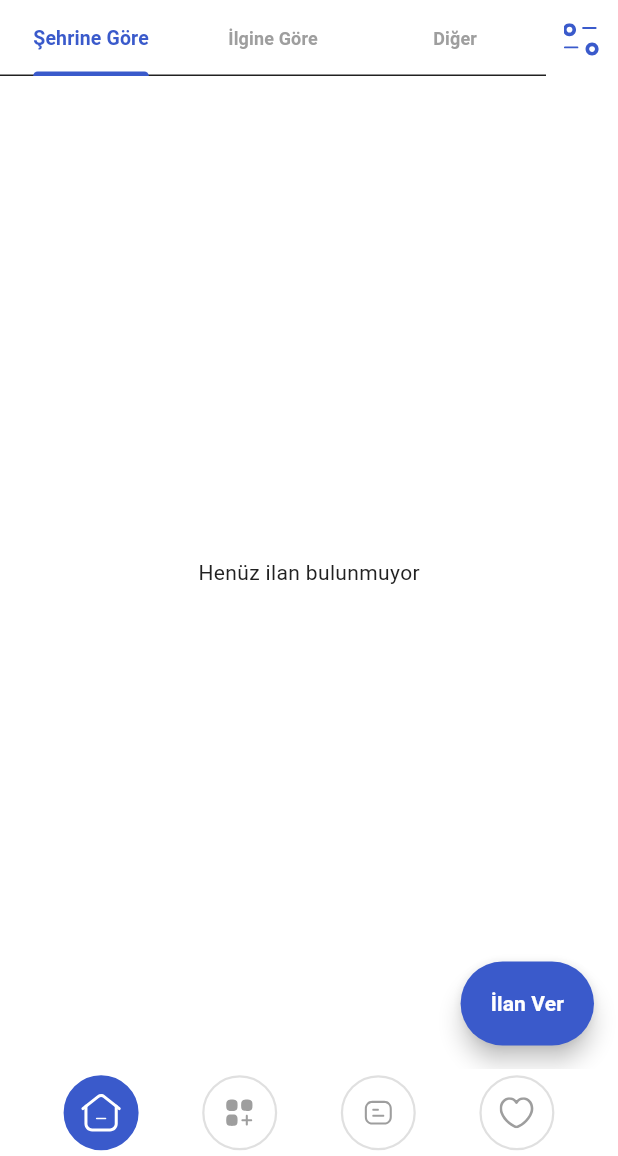
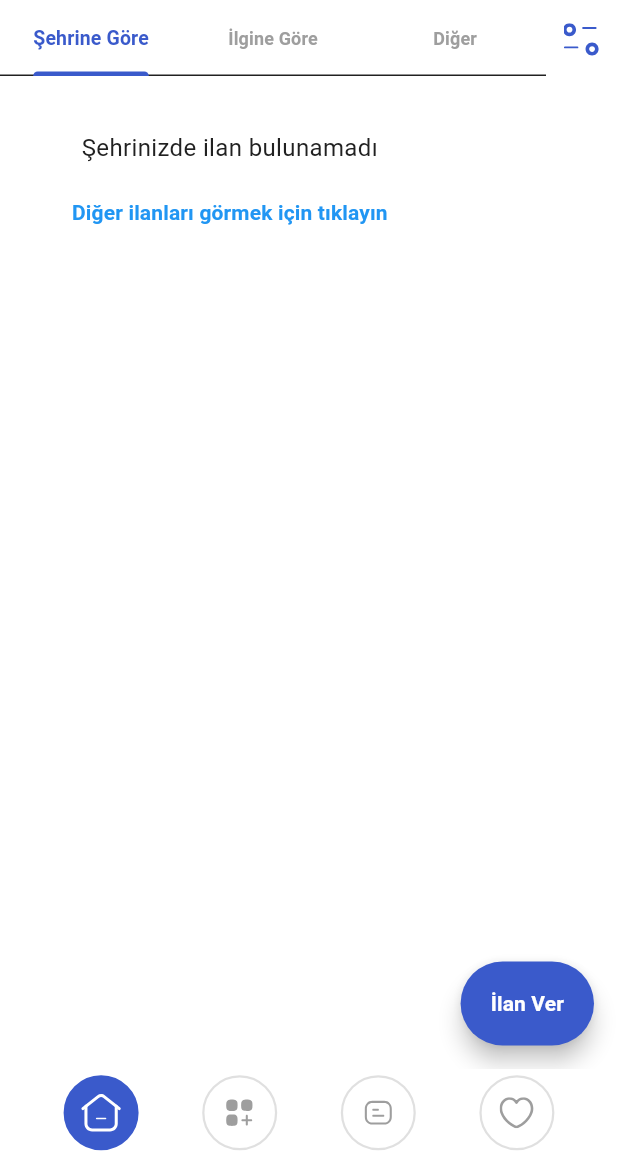
Before and after one commit to Alpaslandev/Palse, a Flutter app: the screen it shows once a user with an empty profile is signed in, on a phone screen of 412 x 824 dp, the part 80-1236 px from its top. Run offline on Flutter 3.47's test engine with Material 3 defaults, Android fonts, the phone set to English and light mode, and no system bars; our stand-ins replace cached_network_image, cloud_firestore, dio, firebase_auth, firebase_core, firebase_messaging and 9 more; missing offline and left inert: firebase_auth_platform_interface, purchases_flutter, purchases_ui_flutter; accounts and stored records are empty; statements that could not run were skipped.

Commit message:
Ev Sayfasında Boş Liste Durumu için Gelişmiş Kullanıcı Deneyimi
- Lokalizasyon dosyalarına yeni boş liste durumu çeviri anahtarları ekle
- HomeView'da şehre ve ilgi alanlarına göre özel boş liste mesajları göster
- HomeViewModel'de diğer sekmeye yönlendirme için yeni bir flag ekle
- Kullanıcıya boş liste durumunda daha bilgilendirici ve yönlendirici bir arayüz sağla
- Farklı sekmelerdeki boş liste senaryolarını daha detaylı işle

```diff
--- a/lib/core/localization/lang/en.dart
+++ b/lib/core/localization/lang/en.dart
@@ -38,11 +38,13 @@ const Map<String, String> en = {
   'explore': 'Explore',
   'messages': 'Messages',
   'profile': 'Profile',
-  'city_based': 'By City',
-  'interest_based': 'By Interest',
+  'city_based': 'City Based',
+  'interest_based': 'Interest Based',
   'other': 'Other',
   'favorites': 'Favorites',
   'no_listings_yet': 'No listings yet',
+  'no_listings_in_your_city': 'No listings in your city',
+  'no_listings_in_your_interests': 'No listings in your interests',
   'no_more_listings_in_category': 'No more listings in this category.',
   'click_to_see_other_listings': 'Click to see other listings',
   'create_listing': 'Create Listing',
--- a/lib/core/localization/lang/tr.dart
+++ b/lib/core/localization/lang/tr.dart
@@ -43,6 +43,8 @@ const Map<String, String> tr = {
   'other': 'Diğer',
   'favorites': 'Favoriler',
   'no_listings_yet': 'Henüz ilan bulunmuyor',
+  'no_listings_in_your_city': 'Şehrinizde ilan bulunamadı',
+  'no_listings_in_your_interests': 'İlgi alanlarınızda ilan bulunamadı',
   'no_more_listings_in_category': 'Bu kategoride başka ilan bulunmamaktadır.',
   'click_to_see_other_listings': 'Diğer ilanları görmek için tıklayın',
   'create_listing': 'İlan Ver',
--- a/lib/features/home/view/home_view.dart
+++ b/lib/features/home/view/home_view.dart
@@ -100,7 +100,41 @@ class _HomeViewState extends State<HomeView> with TickerProviderStateMixin {
             body: viewModel.isLoading && viewModel.adverts.isEmpty
                 ? const Center(child: CircularProgressIndicator())
                 : viewModel.adverts.isEmpty
-                    ? Center(child: Text(context.tr('no_listings_yet')))
+                    ? viewModel.shouldShowOtherTab
+                        ? Padding(
+                            padding: const EdgeInsets.all(16.0),
+                            child: Card(
+                              child: Padding(
+                                padding: const EdgeInsets.all(16.0),
+                                child: Column(
+                                  mainAxisSize: MainAxisSize.min,
+                                  children: [
+                                    Text(
+                                      _tabController.index == 0
+                                          ? context.tr('no_listings_in_your_city')
+                                          : context.tr('no_listings_in_your_interests'),
+                                      textAlign: TextAlign.center,
+                                      style: const TextStyle(fontSize: 16),
+                                    ),
+                                    const SizedBox(height: 8),
+                                    TextButton(
+                                      onPressed: () {
+                                        _tabController.animateTo(2);
+                                      },
+                                      child: Text(
+                                        context.tr('click_to_see_other_listings'),
+                                        style: const TextStyle(
+                                          color: Colors.blue,
+                                          fontWeight: FontWeight.bold,
+                                        ),
+                                      ),
+                                    ),
+                                  ],
+                                ),
+                              ),
+                            ),
+                          )
+                        : Center(child: Text(context.tr('no_listings_yet')))
                     : NotificationListener<ScrollNotification>(
                         onNotification: (ScrollNotification scrollInfo) {
                           if (scrollInfo.metrics.pixels == scrollInfo.metrics.maxScrollExtent) {
@@ -122,7 +156,7 @@ class _HomeViewState extends State<HomeView> with TickerProviderStateMixin {
                                 );
                               }
 
-                              if (!viewModel.hasMore && _tabController.index != 2) {
+                              if ((!viewModel.hasMore && _tabController.index != 2) || viewModel.shouldShowOtherTab) {
                                 return Padding(
                                   padding: const EdgeInsets.all(16.0),
                                   child: Card(
@@ -131,7 +165,11 @@ class _HomeViewState extends State<HomeView> with TickerProviderStateMixin {
                                       child: Column(
                                         children: [
                                           Text(
-                                            context.tr('no_more_listings_in_category'),
+                                            viewModel.shouldShowOtherTab
+                                                ? (_tabController.index == 0
+                                                    ? context.tr('no_listings_in_your_city')
+                                                    : context.tr('no_listings_in_your_interests'))
+                                                : context.tr('no_more_listings_in_category'),
                                             textAlign: TextAlign.center,
                                             style: const TextStyle(fontSize: 16),
                                           ),
```
Also changed, not shown: lib/features/home/viewmodel/home_view_model.dart (+23 -87 lines).
